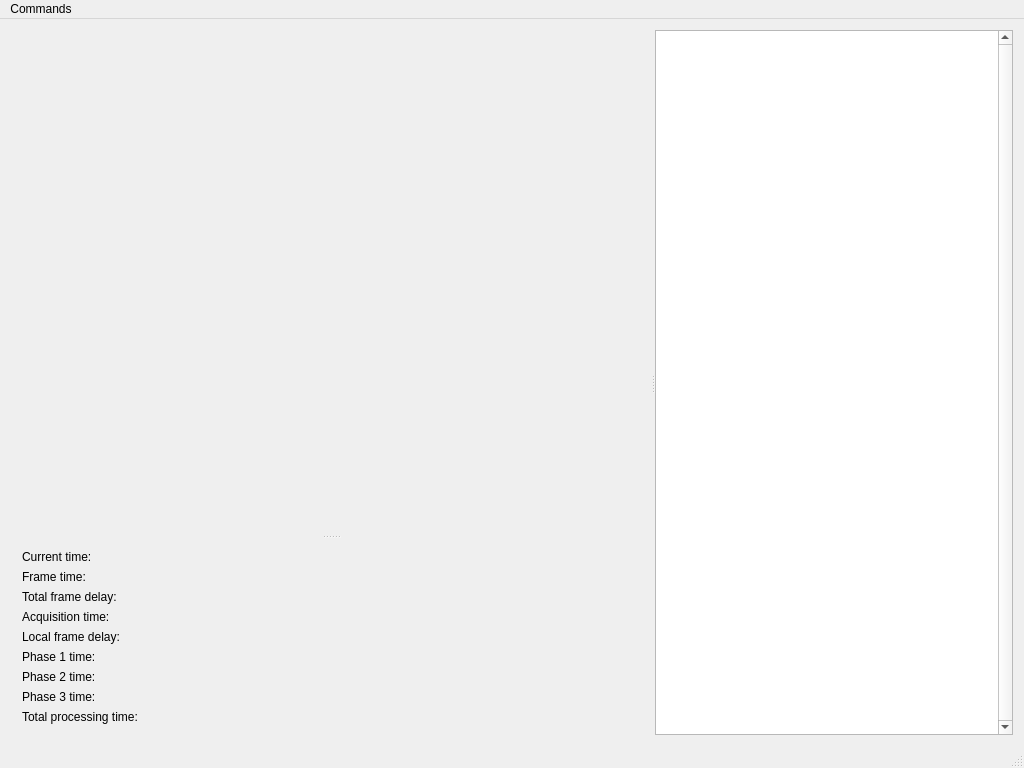
Before: the Qt Designer form qt/Subtracker/mainwindow.ui in subotto/subtracker, drawn with Qt 5.
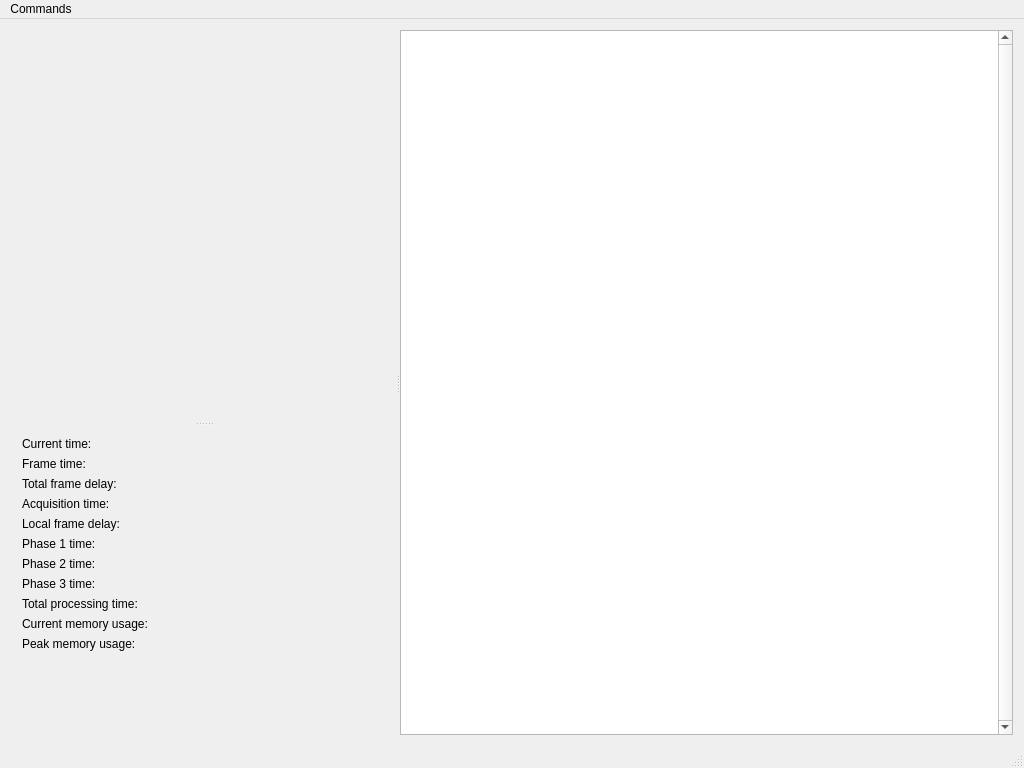
After: the same form once the commit is applied. Custom widgets are drawn as their Qt base class.

Commit message: Implement threaded image loading and fix memory usage.

```diff
--- a/qt/Subtracker/mainwindow.ui
+++ b/qt/Subtracker/mainwindow.ui
@@ -27,14 +27,14 @@
        <widget class="VideoWidget" name="mainVideo" native="true">
         <property name="sizePolicy">
          <sizepolicy hsizetype="Preferred" vsizetype="Expanding">
-          <horstretch>1</horstretch>
-          <verstretch>1</verstretch>
+          <horstretch>0</horstretch>
+          <verstretch>0</verstretch>
          </sizepolicy>
         </property>
         <property name="minimumSize">
          <size>
-          <width>640</width>
-          <height>480</height>
+          <width>350</width>
+          <height>300</height>
          </size>
         </property>
        </widget>
@@ -172,10 +172,44 @@
            </property>
           </widget>
          </item>
+         <item row="9" column="0">
+          <widget class="QLabel" name="label_9">
+           <property name="text">
+            <string>Current memory usage:</string>
+           </property>
+          </widget>
+         </item>
+         <item row="9" column="1">
+          <widget class="QLabel" name="currentMem">
+           <property name="text">
+            <string/>
+           </property>
+          </widget>
+         </item>
+         <item row="10" column="0">
+          <widget class="QLabel" name="label_12">
+           <property name="text">
+            <string>Peak memory usage:</string>
+           </property>
+          </widget>
+         </item>
+         <item row="10" column="1">
+          <widget class="QLabel" name="peakMem">
+           <property name="text">
+            <string/>
+           </property>
+          </widget>
+         </item>
         </layout>
        </widget>
       </widget>
       <widget class="QTreeWidget" name="tree">
+       <property name="minimumSize">
+        <size>
+         <width>400</width>
+         <height>600</height>
+        </size>
+       </property>
        <property name="verticalScrollBarPolicy">
         <enum>Qt::ScrollBarAlwaysOn</enum>
        </property>
```
The commit also changes 19 other files.
